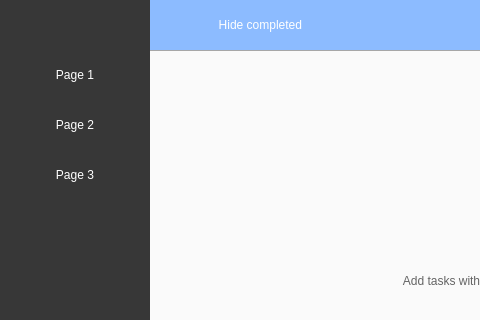
GorgeousOne/TaskManagementApp, file uis/res/ui_main.ui: the form before one commit; both pictures show x 0 to 480 and y 0 to 320 of the 800 by 500 pixel window.
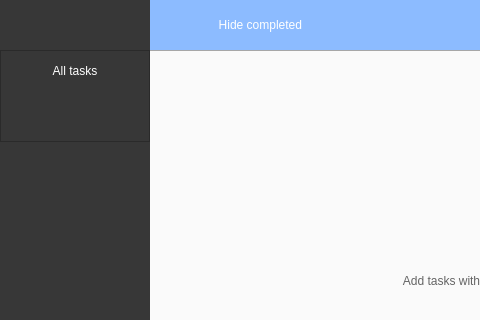
The form after the commit. Icons and pictures are not drawn.

Commit message: WIP implement projects sidebar

Patch:
```diff
--- a/uis/res/ui_main.ui
+++ b/uis/res/ui_main.ui
@@ -22,25 +22,22 @@
     <height>16777215</height>
    </size>
   </property>
+  <property name="font">
+   <font>
+    <family>Segoe UI Light</family>
+    <pointsize>12</pointsize>
+    <weight>3</weight>
+    <italic>false</italic>
+    <bold>false</bold>
+   </font>
+  </property>
   <property name="windowTitle">
    <string>MainWindow</string>
   </property>
   <property name="styleSheet">
-   <string notr="true">background: rgb(45, 45, 45);
-font: 25 12pt &quot;Segoe UI Light&quot;;</string>
+   <string notr="true">font: 25 12pt &quot;Segoe UI Light&quot;;</string>
   </property>
   <widget class="QWidget" name="centralwidget">
-   <property name="styleSheet">
-    <string notr="true">.QPushButton {
-	color: white;
-	background: rgba(0, 0, 0, 0);
-	border: none;
-}
-.QPushButton:hover:!pressed {
-	background: rgba(0, 0, 0, 50);
-}
-</string>
-   </property>
    <layout class="QHBoxLayout" name="verticalLayout">
     <property name="spacing">
      <number>0</number>
@@ -72,11 +69,23 @@
        </size>
       </property>
       <property name="styleSheet">
-       <string notr="true">QFrame {
+       <string notr="true">.QFrame {
 	background: rgb(55, 55, 55);
-}</string>
+}
+.QPushButton {
+	color: white;
+	background: rgba(0, 0, 0, 0);
+	border: none;
+}
+.QPushButton:hover:!pressed {
+	background: rgba(0, 0, 0, 50);
+}
+</string>
       </property>
       <layout class="QVBoxLayout" name="verticalLayout_3">
+       <property name="spacing">
+        <number>0</number>
+       </property>
        <property name="leftMargin">
         <number>0</number>
        </property>
@@ -89,10 +98,13 @@
        <property name="bottomMargin">
         <number>0</number>
        </property>
-       <item alignment="Qt::AlignTop">
+       <item>
         <widget class="QFrame" name="sidebar_btn_frame">
-         <property name="styleSheet">
-          <string notr="true"/>
+         <property name="sizePolicy">
+          <sizepolicy hsizetype="Preferred" vsizetype="Fixed">
+           <horstretch>0</horstretch>
+           <verstretch>0</verstretch>
+          </sizepolicy>
          </property>
          <property name="frameShape">
           <enum>QFrame::NoFrame</enum>
@@ -130,6 +142,12 @@
               <height>50</height>
              </size>
             </property>
+            <property name="maximumSize">
+             <size>
+              <width>60</width>
+              <height>16777215</height>
+             </size>
+            </property>
             <property name="styleSheet">
              <string notr="true">background-image: url(:/images/icons/burger.png);
 </string>
@@ -145,46 +163,126 @@
             </property>
            </widget>
           </item>
+         </layout>
+        </widget>
+       </item>
           <item>
-           <widget class="QPushButton" name="page1_btn">
+        <widget class="QScrollArea" name="projects_scoll">
+         <property name="sizePolicy">
+          <sizepolicy hsizetype="Expanding" vsizetype="MinimumExpanding">
+           <horstretch>0</horstretch>
+           <verstretch>0</verstretch>
+          </sizepolicy>
+         </property>
+         <property name="styleSheet">
+          <string notr="true">.QScrollArea {
+	border: 0px solid;
+}
+.QWidget{
+	background: rgb(55, 55, 55);
+}</string>
+         </property>
+         <property name="widgetResizable">
+          <bool>true</bool>
+         </property>
+         <widget class="QWidget" name="projects_content">
+          <property name="geometry">
+           <rect>
+            <x>0</x>
+            <y>0</y>
+            <width>150</width>
+            <height>450</height>
+           </rect>
+          </property>
+          <property name="sizePolicy">
+           <sizepolicy hsizetype="Preferred" vsizetype="Minimum">
+            <horstretch>0</horstretch>
+            <verstretch>0</verstretch>
+           </sizepolicy>
+          </property>
+          <layout class="QVBoxLayout" name="verticalLayout_5">
+           <property name="spacing">
+            <number>0</number>
+           </property>
+           <property name="leftMargin">
+            <number>0</number>
+           </property>
+           <property name="topMargin">
+            <number>0</number>
+           </property>
+           <property name="rightMargin">
+            <number>0</number>
+           </property>
+           <property name="bottomMargin">
+            <number>0</number>
+           </property>
+           <item alignment="Qt::AlignTop">
+            <widget class="QFrame" name="projects_area">
+             <property name="frameShape">
+              <enum>QFrame::StyledPanel</enum>
+             </property>
+             <property name="frameShadow">
+              <enum>QFrame::Raised</enum>
+             </property>
+             <layout class="QVBoxLayout" name="verticalLayout_11">
+              <property name="spacing">
+               <number>0</number>
+              </property>
+              <property name="leftMargin">
+               <number>0</number>
+              </property>
+              <property name="topMargin">
+               <number>0</number>
+              </property>
+              <property name="rightMargin">
+               <number>0</number>
+              </property>
+              <property name="bottomMargin">
+               <number>0</number>
+              </property>
+              <item>
+               <widget class="QPushButton" name="all_projects_btn">
             <property name="minimumSize">
              <size>
-              <width>50</width>
-              <height>50</height>
-             </size>
-            </property>
+                  <width>0</width>
+                  <height>40</height>
+                 </size>
+                </property>
+                <property name="styleSheet">
+                 <string notr="true">padding: 10px;</string>
+                </property>
             <property name="text">
-             <string>Page 1</string>
+                 <string>All tasks</string>
             </property>
            </widget>
           </item>
           <item>
-           <widget class="QPushButton" name="page2_btn">
+               <widget class="QPushButton" name="create_project_btn">
             <property name="minimumSize">
              <size>
-              <width>50</width>
+                  <width>0</width>
               <height>50</height>
              </size>
             </property>
-            <property name="text">
-             <string>Page 2</string>
-            </property>
-           </widget>
-          </item>
-          <item>
-           <widget class="QPushButton" name="page3_btn">
-            <property name="minimumSize">
+                <property name="maximumSize">
              <size>
               <width>50</width>
-              <height>50</height>
-             </size>
-            </property>
+                  <height>16777215</height>
+                 </size>
+                </property>
+                <property name="styleSheet">
+                 <string notr="true">background-image: url(./uis/res/icons/plus.png);</string>
+                </property>
             <property name="text">
-             <string>Page 3</string>
+                 <string/>
             </property>
            </widget>
           </item>
          </layout>
+            </widget>
+           </item>
+          </layout>
+         </widget>
         </widget>
        </item>
       </layout>
@@ -193,7 +291,7 @@
     <item>
      <widget class="QFrame" name="content">
       <property name="styleSheet">
-       <string notr="true">QFrame{
+       <string notr="true">.QFrame{
 	background: rgb(167, 167, 167);
 }</string>
       </property>
@@ -228,11 +326,19 @@
           </size>
          </property>
          <property name="styleSheet">
-          <string notr="true">QFrame {
+          <string notr="true">.QFrame {
 	background: rgb(140, 187, 255);
 	background-image: url(./uis/res/icons/banner.png);
-	/*background-image: url(:/banner/icons/banner.png);*/
-}</string>
+}
+.QPushButton {
+	color: white;
+	background: rgba(0, 0, 0, 0);
+	border: none;
+}
+.QPushButton:hover:!pressed {
+	background: rgba(0, 0, 0, 50);
+}
+</string>
          </property>
          <property name="frameShape">
           <enum>QFrame::NoFrame</enum>
@@ -264,7 +370,6 @@
             <property name="styleSheet">
              <string notr="true">QPushButton{
 	background-image: url(./uis/res/icons/plus.png);
-	/*background-image: url(:/images/icons/plus.png);*/
 }</string>
             </property>
             <property name="text">
@@ -328,40 +433,16 @@
         </widget>
        </item>
        <item>
-        <widget class="QStackedWidget" name="page_stack">
-         <property name="currentIndex">
-          <number>0</number>
-         </property>
-         <widget class="QWidget" name="page1_widget">
-          <property name="styleSheet">
-           <string notr="true">QStackedWidget {
-	border: 0px solid;
-}</string>
-          </property>
-          <layout class="QVBoxLayout" name="verticalLayout_7">
-           <property name="leftMargin">
-            <number>0</number>
-           </property>
-           <property name="topMargin">
-            <number>0</number>
-           </property>
-           <property name="rightMargin">
-            <number>0</number>
-           </property>
-           <property name="bottomMargin">
-            <number>0</number>
-           </property>
-           <item>
             <widget class="QScrollArea" name="timeline_scroll">
              <property name="styleSheet">
-              <string notr="true">QScrollArea {
+          <string notr="true">.QScrollArea {
 	border: 0px solid;
 }</string>
              </property>
              <property name="widgetResizable">
               <bool>true</bool>
              </property>
-             <widget class="QWidget" name="scroll_area_widget">
+         <widget class="QWidget" name="timeline_contents">
               <property name="geometry">
                <rect>
                 <x>0</x>
@@ -430,44 +511,6 @@
                  </property>
                  <property name="wordWrap">
                   <bool>true</bool>
-                 </property>
-                </widget>
-               </item>
-              </layout>
-             </widget>
-            </widget>
-           </item>
-          </layout>
-         </widget>
-         <widget class="QWidget" name="page2_widget">
-          <layout class="QVBoxLayout" name="verticalLayout_6">
-           <item>
-            <widget class="QLabel" name="label_2">
-             <property name="styleSheet">
-              <string notr="true">color: #FFF;</string>
-             </property>
-             <property name="text">
-              <string>PAGE 2</string>
-             </property>
-             <property name="alignment">
-              <set>Qt::AlignCenter</set>
-             </property>
-            </widget>
-           </item>
-          </layout>
-         </widget>
-         <widget class="QWidget" name="page3_widget">
-          <layout class="QVBoxLayout" name="verticalLayout_8">
-           <item>
-            <widget class="QLabel" name="label">
-             <property name="styleSheet">
-              <string notr="true">color: #FFF;</string>
-             </property>
-             <property name="text">
-              <string>PAGE 3</string>
-             </property>
-             <property name="alignment">
-              <set>Qt::AlignCenter</set>
              </property>
             </widget>
            </item>
```
Lines whose indentation alone changed are shown as unchanged. The commit also changes 8 other files.
